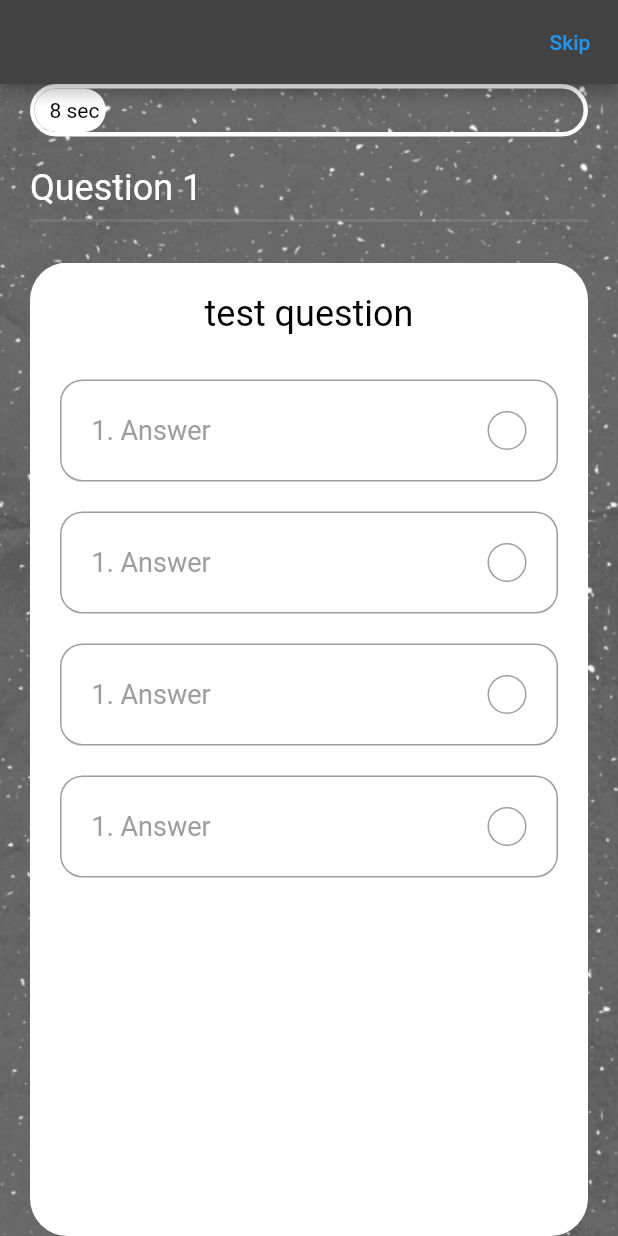
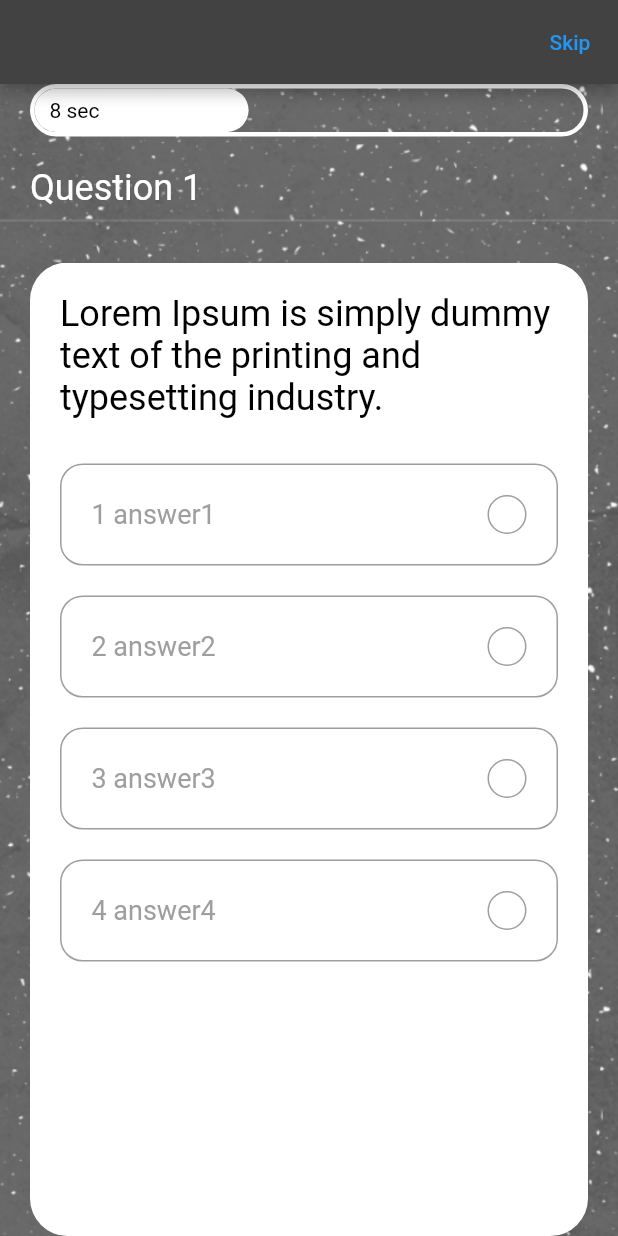
Before and after one commit to dumasrobert13/new_quiz_app, a Flutter app: the screen it shows after launch, on a phone screen of 412 x 824 dp. Run offline on Flutter 3.47's test engine with Material 2 defaults, Android fonts, the light colour scheme and no system bars; our stand-ins replace get.

Commit message:
added the questions and answers in card

```diff
--- a/lib/controllers/question_controller.dart
+++ b/lib/controllers/question_controller.dart
@@ -3,6 +3,7 @@
 import 'package:flutter/animation.dart';
 import 'package:flutter/cupertino.dart';
 import 'package:get/get.dart';
+import 'package:new_quiz_app/models/questions.dart';
 
 class QuestionController extends GetxController
     with GetSingleTickerProviderStateMixin {
@@ -10,10 +11,22 @@ class QuestionController extends GetxController
   late Animation _animation;
   Animation get animation => _animation;
 
+  List<Question> _questions = sample_data
+      .map(
+        (question) => Question(
+            id: question['id'],
+            question: question['question'],
+            options: question['options'],
+            answer: question['answer_index']),
+      )
+      .toList();
+
+  List<Question> get questions => this._questions;
+
   @override
   void onInit() {
     _animationController =
-        AnimationController(duration: Duration(seconds: 60), vsync: this);
+        AnimationController(duration: Duration(seconds: 20), vsync: this);
     _animation = Tween<double>(begin: 0, end: 1).animate(_animationController)
       ..addListener(() {
         update();
--- a/lib/models/questions.dart
+++ b/lib/models/questions.dart
@@ -5,8 +5,8 @@ class Question {
 
   Question(
       {required this.id,
+      required this.answer,
       required this.question,
-      required this.answer,
       required this.options});
 }
 
@@ -14,7 +14,8 @@ class Question {
 const List sample_data = [
   {
     "id": 1,
-    "question": "test question",
+    "question":
+        "Lorem Ipsum is simply dummy text of the printing and typesetting industry.",
     "options": ['answer1', 'answer2', 'answer3', 'answer4'],
     "answer_index": 1,
   },
--- a/lib/screens/quiz/components/body.dart
+++ b/lib/screens/quiz/components/body.dart
@@ -1,6 +1,8 @@
 // ignore_for_file: prefer_const_constructors
 
 import 'package:flutter/material.dart';
+import 'package:get/get.dart';
+import 'package:new_quiz_app/controllers/question_controller.dart';
 import 'package:new_quiz_app/screens/quiz/components/question_card.dart';
 import 'progress_bar.dart';
 
@@ -11,6 +13,7 @@ class Body extends StatelessWidget {
 
   @override
   Widget build(BuildContext context) {
+    QuestionController _questionController = Get.put(QuestionController());
     return Stack(
       children: [
         //background
@@ -22,21 +25,25 @@ class Body extends StatelessWidget {
             fit: BoxFit.cover,
           ),
         ),
+        //content
         SafeArea(
-          child: Padding(
-            padding: const EdgeInsets.symmetric(horizontal: 20),
-            //content
           child: Column(
             crossAxisAlignment: CrossAxisAlignment.start,
             children: [
-                ProgressBar(),
+              Padding(
+                padding: const EdgeInsets.symmetric(horizontal: 20),
+                child: ProgressBar(),
+              ),
               SizedBox(height: 20),
               //top text
-                Text.rich(
+              Padding(
+                padding: const EdgeInsets.symmetric(horizontal: 20),
+                child: Text.rich(
                   TextSpan(
                     text: 'Question 1',
                     style: TextStyle(
                       fontSize: 24,
+                    ),
                   ),
                 ),
               ),
@@ -45,11 +52,13 @@ class Body extends StatelessWidget {
               //card
               Expanded(
                 child: PageView.builder(
-                    itemBuilder: (context, index) => QuestionCard(),
+                  itemCount: _questionController.questions.length,
+                  itemBuilder: (context, index) => QuestionCard(
+                    question: _questionController.questions[index],
+                  ),
                 ),
               ),
             ],
-            ),
           ),
         ),
       ],
--- a/lib/screens/quiz/components/option.dart
+++ b/lib/screens/quiz/components/option.dart
@@ -4,12 +4,18 @@ import 'package:flutter/material.dart';
 
 class Option extends StatelessWidget {
   const Option({
-    Key? key,
+    Key? key, required this.text, required this.index, required this.press,
   }) : super(key: key);
+
+  final String text;
+  final int index;
+  final VoidCallback press;
 
   @override
   Widget build(BuildContext context) {
-    return Container(
+    return InkWell(
+      onTap: press,
+      child: Container(
         margin: EdgeInsets.only(top: 20),
         padding: EdgeInsets.all(20),
         decoration: BoxDecoration(
@@ -21,7 +27,7 @@ class Option extends StatelessWidget {
           mainAxisAlignment: MainAxisAlignment.spaceBetween,
           children: [
             Text(
-            "1. Answer",
+              "${index + 1} $text",
               style: TextStyle(color: Colors.grey, fontSize: 18),
             ),
             Container(
@@ -34,6 +40,7 @@ class Option extends StatelessWidget {
             )
           ],
         ),
+      ),
     );
   }
 }
--- a/lib/screens/quiz/components/progress_bar.dart
+++ b/lib/screens/quiz/components/progress_bar.dart
@@ -37,7 +37,7 @@ class ProgressBar extends StatelessWidget {
                     mainAxisAlignment: MainAxisAlignment.start,
                     children: [
                       Text(
-                        '${(controller.animation.value * 60).round()} sec',
+                        '${(controller.animation.value * 20).round()} sec',
                         // ignore: prefer_const_constructors
                         style: TextStyle(
                           color: Colors.black,
--- a/lib/screens/quiz/components/question_card.dart
+++ b/lib/screens/quiz/components/question_card.dart
@@ -7,11 +7,15 @@ import 'package:new_quiz_app/screens/quiz/components/option.dart';
 class QuestionCard extends StatelessWidget {
   const QuestionCard({
     Key? key,
+    required this.question,
   }) : super(key: key);
+
+  final Question question;
 
   @override
   Widget build(BuildContext context) {
     return Container(
+      margin: EdgeInsets.symmetric(horizontal: 20),
       padding: EdgeInsets.all(20),
       decoration: BoxDecoration(
         color: Colors.white,
@@ -21,14 +25,18 @@ class QuestionCard extends StatelessWidget {
       child: Column(
         children: [
           Text(
-            sample_data[0]['question'],
+            question.question,
             style: TextStyle(color: Colors.black, fontSize: 24),
           ),
           SizedBox(height: 10),
-          Option(),
-          Option(),
-          Option(),
-          Option(),
+          ...List.generate(
+            question.options.length,
+            (index) => Option(
+              text: question.options[index],
+              index: index,
+              press: () {},
+            ),
+          )
         ],
       ),
     );
```
Lines whose indentation alone changed are shown as unchanged.
